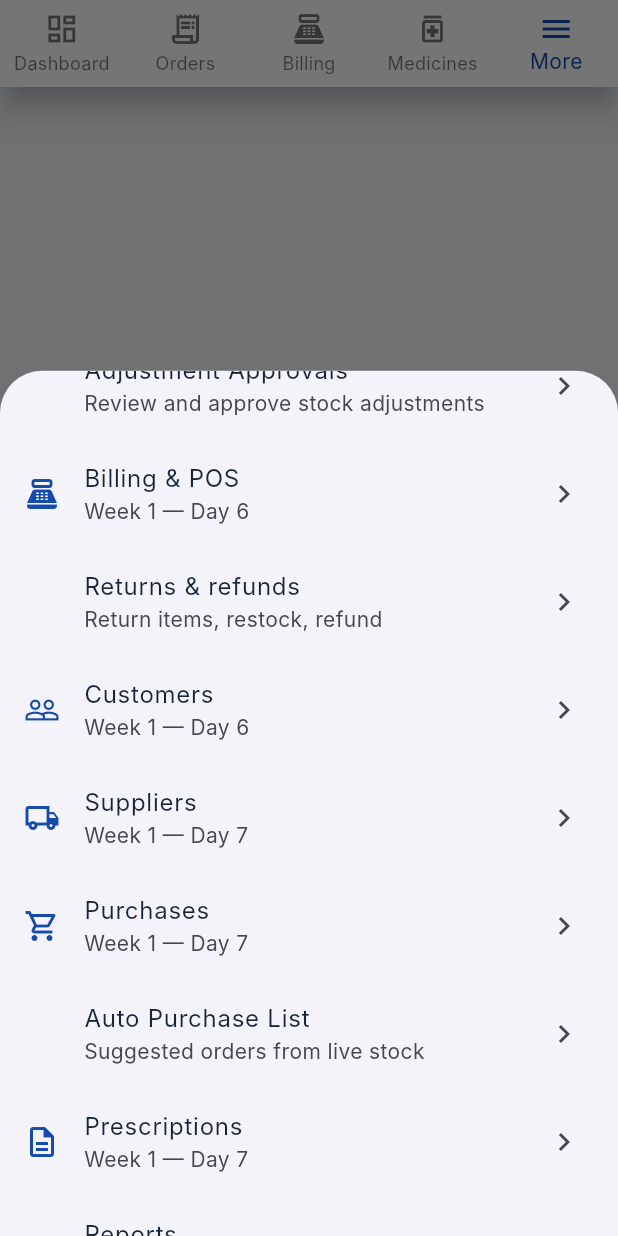
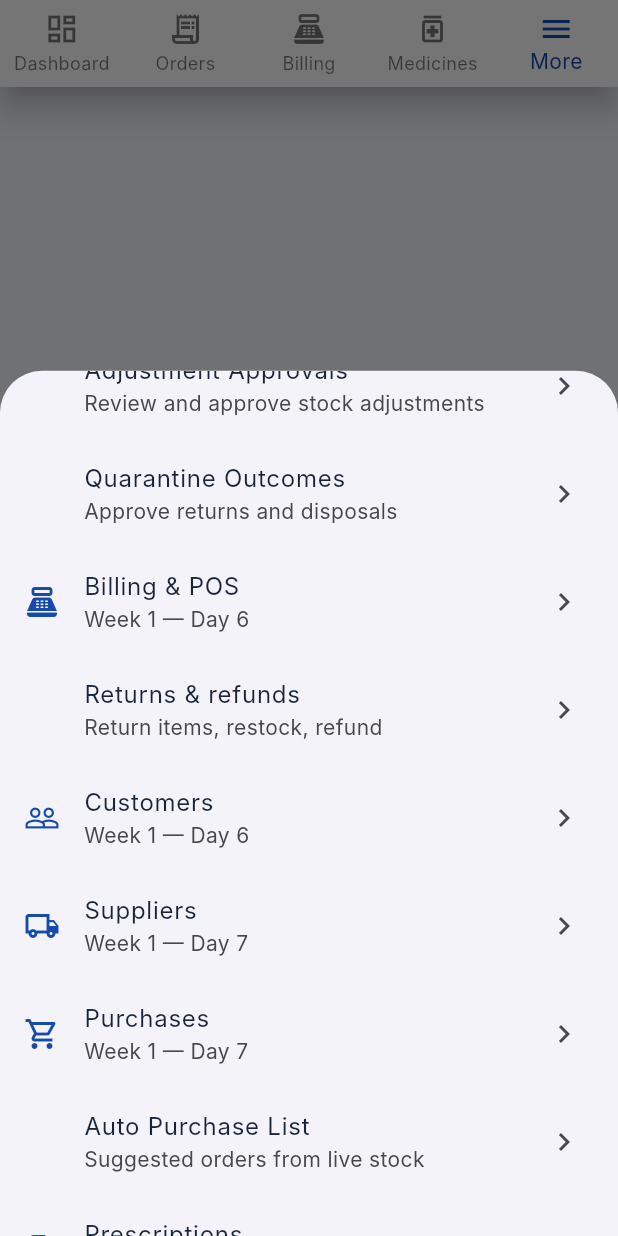
Before and after one commit to Sharjeel-580/pharmadesk, a Flutter app: the _BottomNav widget shown alone on an empty page, opened directly with empty values, item 5 of the bottom bar chosen, scrolled down 576 dp, on a phone screen of 412 x 824 dp. Run offline on Flutter 3.47's test engine with Material 3 defaults, Android fonts, the phone set to English and light mode, and no system bars; our stand-ins replace cloud_firestore, firebase_auth, firebase_storage, flutter_riverpod, go_router, pdf and 3 more; missing offline and left inert: dart:js_interop; accounts and stored records are empty.

Commit message:
Week 5: lib/app/shell

```diff
--- a/lib/app/shell/app_shell.dart
+++ b/lib/app/shell/app_shell.dart
@@ -11,8 +11,10 @@ import '../../core/widgets/demo_mode_badge.dart';
 import '../../features/authentication/auth_state.dart';
 import '../../features/audit/audit_logic.dart';
 import '../../features/branches/branch_directory.dart';
+import '../../features/finance/franchise_logic.dart';
 import '../../features/notifications/notifications_provider.dart';
 import '../../features/settings/feature_config.dart';
+import '../../features/inventory/quarantine_outcome_logic.dart';
 import '../../features/inventory/stock_adjustment_logic.dart';
 import '../../features/inventory/transfer_logic.dart';
 import '../../features/staff/salary_logic.dart';
@@ -623,6 +625,7 @@ class _Sidebar extends ConsumerWidget {
           Divider(color: Colors.white.withValues(alpha: 0.15), height: 1),
           Expanded(
             child: ListView(
+              key: const ValueKey('app-sidebar-list'),
               padding: const EdgeInsets.symmetric(vertical: 8),
               children: [
                 for (final (groupLabel, titles) in _navGroups) ...[
@@ -677,6 +680,21 @@ class _Sidebar extends ConsumerWidget {
                             '/inventory/adjustments',
                           ),
                         ),
+                      // Quarantine Outcomes sits under Inventory
+                      // (Week 5 Day 4, D154): a sub-screen of the
+                      // Inventory module, same feature toggle — only
+                      // for users who may request adjustments in the
+                      // active branch (`stockAdjustReq`), like the
+                      // adjustment queue.
+                      if (title == 'Inventory' &&
+                          canViewQuarantineOutcomeQueue(user, branchId))
+                        _SidebarSubItem(
+                          label: 'Quarantine Outcomes',
+                          route: '/inventory/quarantine-outcomes',
+                          selected: currentLocation.startsWith(
+                            '/inventory/quarantine-outcomes',
+                          ),
+                        ),
                       // Riders & Delivery sits under Orders (Week 4
                       // Day 2, D121): a sub-screen of the Orders
                       // module, same feature toggle — no separate
@@ -704,8 +722,21 @@ class _Sidebar extends ConsumerWidget {
                         _SidebarSubItem(
                           label: 'Returns & refunds',
                           route: '/billing/returns',
-                          selected: currentLocation == '/billing/returns' ||
+                          selected:
+                              currentLocation == '/billing/returns' ||
                               currentLocation == '/billing/returns/new',
+                        ),
+                      // Franchise Royalties sits under Finance (Week 5
+                      // Day 5, D159 — FR-HO-07): a sub-screen of the
+                      // Finance module, same feature toggle — head
+                      // office only (`branches` write level).
+                      if (title == 'Finance' &&
+                          canViewFranchiseRoyalties(user, branchId))
+                        _SidebarSubItem(
+                          label: 'Franchise Royalties',
+                          route: '/finance/franchise',
+                          selected:
+                              currentLocation == '/finance/franchise',
                         ),
                       // Attendance & shifts sit under Staff & HR
                       // (Week 2 Day 5): sub-screens of the Staff
@@ -714,8 +745,7 @@ class _Sidebar extends ConsumerWidget {
                         _SidebarSubItem(
                           label: 'Attendance',
                           route: '/staff/attendance',
-                          selected:
-                              currentLocation == '/staff/attendance',
+                          selected: currentLocation == '/staff/attendance',
                         ),
                         _SidebarSubItem(
                           label: 'Shifts',
@@ -744,9 +774,7 @@ class _Sidebar extends ConsumerWidget {
                           _SidebarSubItem(
                             label: 'Branch Management',
                             route: '/branches',
-                            selected: currentLocation.startsWith(
-                              '/branches',
-                            ),
+                            selected: currentLocation.startsWith('/branches'),
                           ),
                         if (canViewAuditLog(user, branchId))
                           _SidebarSubItem(
@@ -942,6 +970,7 @@ class _BottomNav extends ConsumerWidget {
             canViewBranches(user, branchId),
             canViewAuditLog(user, branchId),
             permissionService.canInBranch(user, 'sysSettings', branchId),
+            canViewFranchiseRoyalties(user, branchId),
           );
         }
       },
@@ -980,6 +1009,7 @@ class _BottomNav extends ConsumerWidget {
     bool canViewBranchRecords,
     bool canViewAuditRecords,
     bool canViewBackupRecords,
+    bool canViewFranchiseRecords,
   ) {
     showModalBottomSheet<void>(
       context: context,
@@ -1020,9 +1050,7 @@ class _BottomNav extends ConsumerWidget {
                 ListTile(
                   leading: const SizedBox(width: 24),
                   title: const Text('Stock Transfers'),
-                  subtitle: const Text(
-                    'Move stock between branches',
-                  ),
+                  subtitle: const Text('Move stock between branches'),
                   trailing: const Icon(Icons.chevron_right),
                   onTap: () {
                     Navigator.of(sheetContext).pop();
@@ -1036,13 +1064,26 @@ class _BottomNav extends ConsumerWidget {
                 ListTile(
                   leading: const SizedBox(width: 24),
                   title: const Text('Adjustment Approvals'),
-                  subtitle: const Text(
-                    'Review and approve stock adjustments',
-                  ),
+                  subtitle: const Text('Review and approve stock adjustments'),
                   trailing: const Icon(Icons.chevron_right),
                   onTap: () {
                     Navigator.of(sheetContext).pop();
                     context.go('/inventory/adjustments');
+                  },
+                ),
+              // Quarantine Outcomes sits under Inventory (Week 5
+              // Day 4, D154) — only for users who may request
+              // adjustments in the active branch (`stockAdjustReq`),
+              // like the adjustment queue.
+              if (module.title == 'Inventory' && canViewAdjustmentRecords)
+                ListTile(
+                  leading: const SizedBox(width: 24),
+                  title: const Text('Quarantine Outcomes'),
+                  subtitle: const Text('Approve returns and disposals'),
+                  trailing: const Icon(Icons.chevron_right),
+                  onTap: () {
+                    Navigator.of(sheetContext).pop();
+                    context.go('/inventory/quarantine-outcomes');
                   },
                 ),
               // Riders & Delivery sits under Orders (Week 4 Day 2,
@@ -1051,9 +1092,7 @@ class _BottomNav extends ConsumerWidget {
                 ListTile(
                   leading: const SizedBox(width: 24),
                   title: const Text('Riders & Delivery'),
-                  subtitle: const Text(
-                    'Riders, availability, assignment',
-                  ),
+                  subtitle: const Text('Riders, availability, assignment'),
                   trailing: const Icon(Icons.chevron_right),
                   onTap: () {
                     Navigator.of(sheetContext).pop();
@@ -1082,6 +1121,21 @@ class _BottomNav extends ConsumerWidget {
                   onTap: () {
                     Navigator.of(sheetContext).pop();
                     context.go('/billing/returns');
+                  },
+                ),
+              // Franchise Royalties sits under Finance (Week 5 Day 5,
+              // D159 — FR-HO-07): head-office only.
+              if (module.title == 'Finance' && canViewFranchiseRecords)
+                ListTile(
+                  leading: const SizedBox(width: 24),
+                  title: const Text('Franchise Royalties'),
+                  subtitle: const Text(
+                    'Royalty and commission due by branch',
+                  ),
+                  trailing: const Icon(Icons.chevron_right),
+                  onTap: () {
+                    Navigator.of(sheetContext).pop();
+                    context.go('/finance/franchise');
                   },
                 ),
               // Attendance & shifts sit under Staff & HR (Week 2 Day 5).
```
